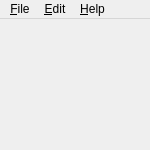
First picture: the form in Code/Application/Mapla/mvdMainWindow.ui, repository orfeotoolbox/OTB, before the edit.
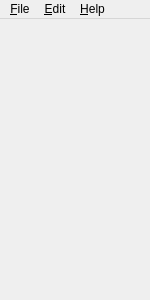
Second picture: the form after the edit. Icons and pictures are not drawn.

```diff
--- a/Code/Application/Mapla/mvdMainWindow.ui
+++ b/Code/Application/Mapla/mvdMainWindow.ui
@@ -7,7 +7,7 @@
     <x>0</x>
     <y>0</y>
     <width>150</width>
-    <height>150</height>
+    <height>300</height>
    </rect>
   </property>
   <property name="windowTitle">
```
